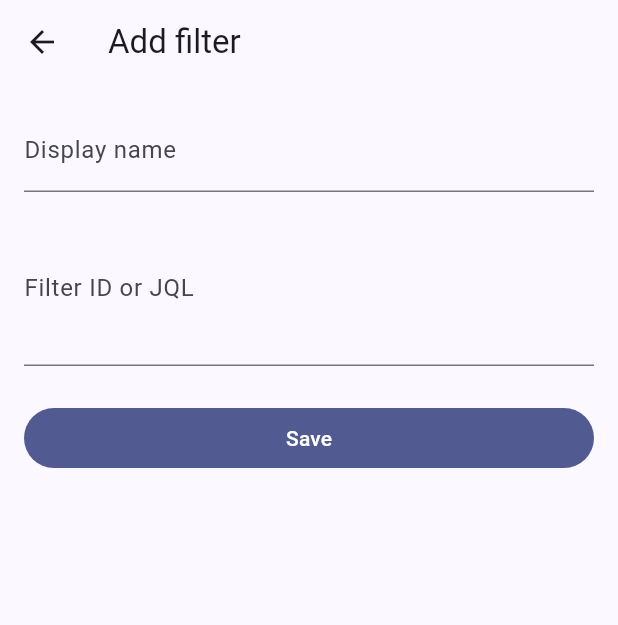
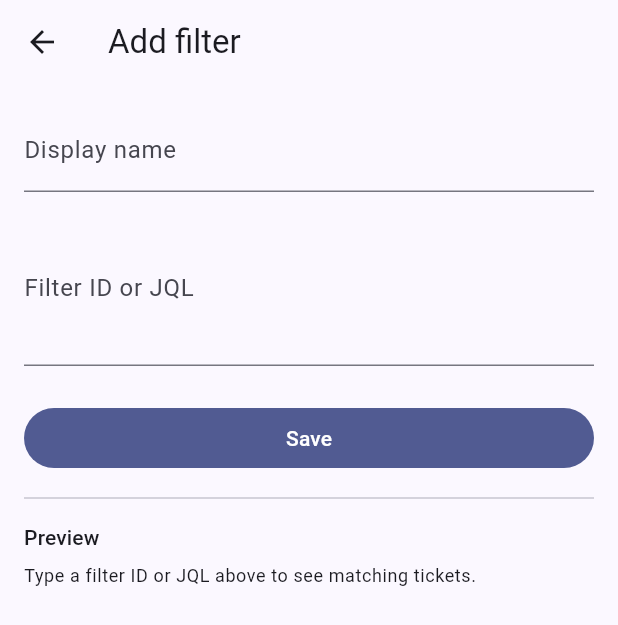
Before and after one commit to LarryHsiao/Heimdall, a Flutter app: the FilterFormPage screen opened directly, on a phone screen of 412 x 824 dp. Shown: the top 625 px of the screen. Run offline on Flutter 3.47's test engine with Material 3 defaults, Android fonts, the phone set to English and light mode, and no system bars; our stand-ins replace dio, flutter_markdown_plus, flutter_secure_storage, shared_preferences; accounts and stored records are empty.

Commit message:
Add ticket preview to the filter edit view
A list of matching tickets now renders below the Save button as the
filter ID or JQL is typed. The query field carries a 500 ms debounce
on top of its existing 300 ms suggestion gate, and the fetch is
guarded by a sequence number so stale responses cannot overwrite
fresh ones. Editing an existing filter primes the preview from the
loaded query on mount.

Co-Authored-By: Claude Opus 4.7

```diff
--- a/lib/ui/filter_form_page.dart
+++ b/lib/ui/filter_form_page.dart
@@ -5,9 +5,11 @@ import 'package:flutter/material.dart';
 import '../data/filters.dart';
 import '../data/jira.dart';
 import '../data/jira_filter.dart';
+import '../data/jira_ticket.dart';
 import '../data/jql_autocompletion.dart';
 import '../data/jql_context.dart';
 import '../data/vault.dart';
+import 'status_chip.dart';
 
 class FilterFormPage extends StatefulWidget {
   final JiraFilter? existing;
@@ -20,7 +22,9 @@ class FilterFormPage extends StatefulWidget {
 
 class _FilterFormPageState extends State<FilterFormPage> {
   static const int _maxSuggestions = 10;
+  static const double _previewKeyColumnWidth = 88;
   static const Duration _valueDebounce = Duration(milliseconds: 300);
+  static const Duration _previewDebounce = Duration(milliseconds: 500);
   static const JqlAutocompletion _emptyAutocompletion = JqlAutocompletion(
     fieldNames: [],
     functionNames: [],
@@ -38,6 +42,14 @@ class _FilterFormPageState extends State<FilterFormPage> {
   final Map<String, List<String>> _valueCache = {};
   Timer? _valueTimer;
   String? _inflightValueKey;
+  Timer? _previewTimer;
+  // Preview lacks a per-query cache, so concurrent fetches must be ordered
+  // by sequence rather than the per-key single-flight used by value suggestions.
+  int _previewSeq = 0;
+  bool _previewLoading = false;
+  String? _previewError;
+  List<JiraTicket> _previewTickets = const [];
+  String? _previewQuery;
 
   @override
   void initState() {
@@ -47,11 +59,15 @@ class _FilterFormPageState extends State<FilterFormPage> {
         TextEditingController(text: widget.existing?.query ?? '');
     _queryController.addListener(_onQueryChanged);
     _loadAutocompletion();
+    if (_queryController.text.trim().isNotEmpty) {
+      _schedulePreview();
+    }
   }
 
   @override
   void dispose() {
     _valueTimer?.cancel();
+    _previewTimer?.cancel();
     _queryController.removeListener(_onQueryChanged);
     _nameController.dispose();
     _queryController.dispose();
@@ -71,6 +87,7 @@ class _FilterFormPageState extends State<FilterFormPage> {
   }
 
   void _onQueryChanged() {
+    _schedulePreview();
     final selection = _queryController.selection;
     if (!selection.isValid || selection.start != selection.end) {
       _valueTimer?.cancel();
@@ -86,6 +103,65 @@ class _FilterFormPageState extends State<FilterFormPage> {
       _valueDebounce,
       () => _fetchValueSuggestions(ctx.fieldName, ctx.partial),
     );
+  }
+
+  void _schedulePreview() {
+    _previewTimer?.cancel();
+    _previewTimer = Timer(_previewDebounce, _fetchPreview);
+  }
+
+  Future<void> _fetchPreview() async {
+    final trimmed = _queryController.text.trim();
+    if (trimmed.isEmpty) {
+      if (!mounted) return;
+      setState(() {
+        _previewLoading = false;
+        _previewError = null;
+        _previewTickets = const [];
+        _previewQuery = null;
+      });
+      return;
+    }
+    if (trimmed == _previewQuery && _previewError == null) return;
+    final seq = ++_previewSeq;
+    setState(() {
+      _previewLoading = true;
+      _previewError = null;
+    });
+    final credentials = await _vault.read();
+    if (!mounted || seq != _previewSeq) return;
+    if (credentials == null) {
+      setState(() {
+        _previewLoading = false;
+        _previewError = 'No credentials configured — open Settings to add one.';
+        _previewTickets = const [];
+        _previewQuery = trimmed;
+      });
+      return;
+    }
+    final filter = JiraFilter(id: '_preview', name: '_preview', query: trimmed);
+    try {
+      final tickets = await _jira.tickets(filter, credentials);
+      if (!mounted || seq != _previewSeq) return;
+      setState(() {
+        _previewLoading = false;
+        _previewTickets = tickets;
+        _previewQuery = trimmed;
+      });
+    } catch (e) {
+      if (!mounted || seq != _previewSeq) return;
+      setState(() {
+        _previewLoading = false;
+        _previewError = _previewMessage(e);
+        _previewTickets = const [];
+        _previewQuery = trimmed;
+      });
+    }
+  }
+
+  String _previewMessage(Object error) {
+    final raw = error.toString();
+    return raw.length > 240 ? '${raw.substring(0, 240)}…' : raw;
   }
 
   Future<void> _fetchValueSuggestions(String field, String partial) async {
@@ -206,12 +282,100 @@ class _FilterFormPageState extends State<FilterFormPage> {
     );
   }
 
+  Widget _preview() {
+    final theme = Theme.of(context);
+    final header = Row(
+      children: [
+        Text('Preview', style: theme.textTheme.titleSmall),
+        const Spacer(),
+        if (_previewLoading)
+          const SizedBox(
+            width: 14,
+            height: 14,
+            child: CircularProgressIndicator(strokeWidth: 2),
+          )
+        else if (_previewError == null && _previewQuery != null)
+          Text(
+            '${_previewTickets.length} ticket'
+            '${_previewTickets.length == 1 ? '' : 's'}',
+            style: theme.textTheme.bodySmall,
+          ),
+      ],
+    );
+    return Column(
+      crossAxisAlignment: CrossAxisAlignment.stretch,
+      children: [
+        const Divider(height: 32),
+        header,
+        const SizedBox(height: 8),
+        _previewBody(theme),
+      ],
+    );
+  }
+
+  Widget _previewBody(ThemeData theme) {
+    if (_previewError != null) {
+      return Text(
+        _previewError!,
+        style: theme.textTheme.bodySmall?.copyWith(color: theme.colorScheme.error),
+      );
+    }
+    if (_previewQuery == null) {
+      return Text(
+        'Type a filter ID or JQL above to see matching tickets.',
+        style: theme.textTheme.bodySmall,
+      );
+    }
+    if (_previewLoading && _previewTickets.isEmpty) {
+      return const SizedBox.shrink();
+    }
+    if (_previewTickets.isEmpty) {
+      return Text('No matches.', style: theme.textTheme.bodySmall);
+    }
+    return Column(
+      crossAxisAlignment: CrossAxisAlignment.stretch,
+      children: [
+        for (final t in _previewTickets) _previewRow(t),
+      ],
+    );
+  }
+
+  Widget _previewRow(JiraTicket ticket) {
+    final theme = Theme.of(context);
+    return Padding(
+      padding: const EdgeInsets.symmetric(vertical: 4),
+      child: Row(
+        children: [
+          SizedBox(
+            width: _previewKeyColumnWidth,
+            child: Text(
+              ticket.key,
+              style: theme.textTheme.bodySmall
+                  ?.copyWith(fontFeatures: const [FontFeature.tabularFigures()]),
+              overflow: TextOverflow.ellipsis,
+            ),
+          ),
+          const SizedBox(width: 8),
+          StatusChip(status: ticket.statusName),
+          const SizedBox(width: 12),
+          Expanded(
+            child: Text(
+              ticket.summary,
+              style: theme.textTheme.bodySmall,
+              overflow: TextOverflow.ellipsis,
+            ),
+          ),
+        ],
+      ),
+    );
+  }
+
   @override
   Widget build(BuildContext context) {
     final isEdit = widget.existing != null;
     return Scaffold(
       appBar: AppBar(title: Text(isEdit ? 'Edit filter' : 'Add filter')),
-      body: Padding(
+      body: SingleChildScrollView(
         padding: const EdgeInsets.all(16),
         child: Form(
           key: _formKey,
@@ -240,6 +404,7 @@ class _FilterFormPageState extends State<FilterFormPage> {
                 onPressed: _saving ? null : _save,
                 child: const Text('Save'),
               ),
+              _preview(),
             ],
           ),
         ),
```
